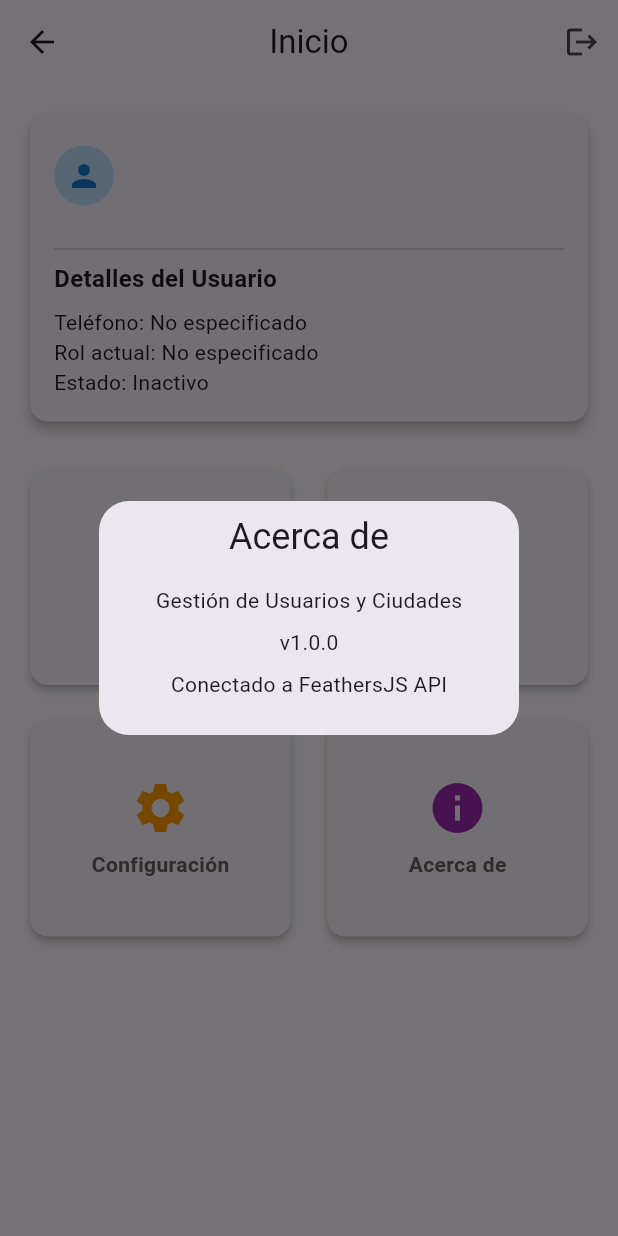
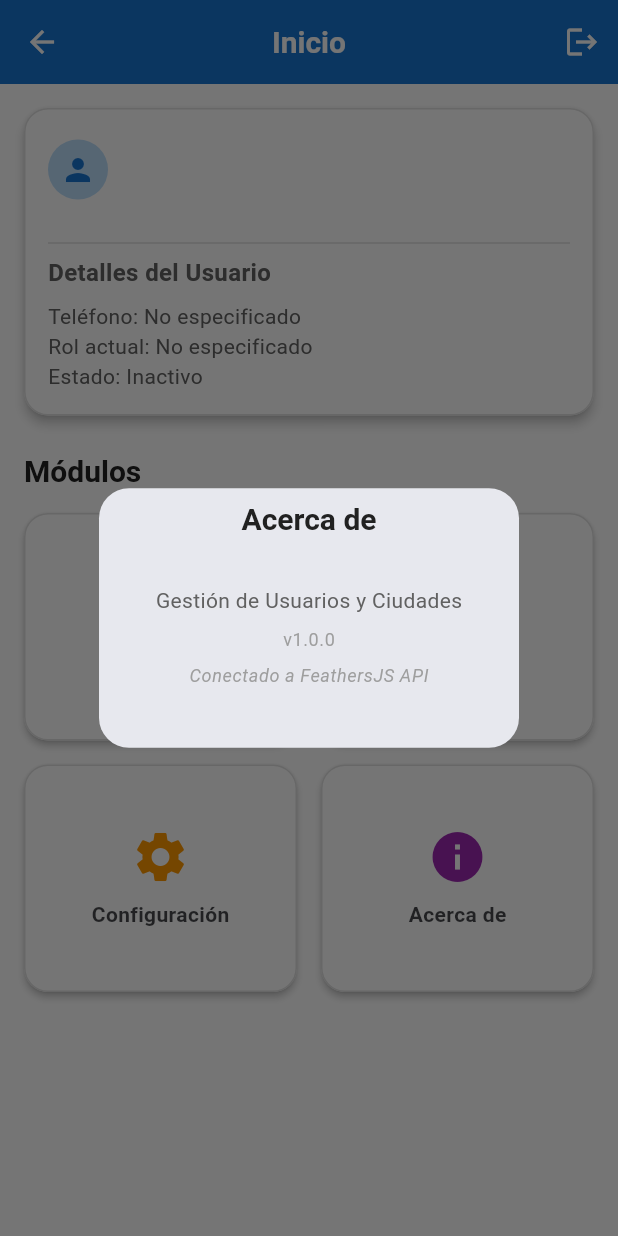
Before and after one commit to katitafranco/user_city_manager, a Flutter app: the HomeScreen screen opened by its route, after a tap on "Acerca de", on a phone screen of 412 x 824 dp. Run offline on Flutter 3.47's test engine with Material 3 defaults, Android fonts, the phone set to English and light mode, and no system bars; our stand-ins replace dio, get, shared_preferences; accounts and stored records are empty.

Commit message:
Updated theme customized

```diff
--- a/lib/app/widgets/action_button.dart
+++ b/lib/app/widgets/action_button.dart
@@ -3,34 +3,38 @@ import 'package:flutter/material.dart';
 class ActionButton extends StatelessWidget {
   final IconData icon;
   final String label;
-  final Color color;
+
+  /// Este color será opcional porque idealmente debe venir del Theme
+  final Color? color;
   final VoidCallback onTap;
 
   const ActionButton({
     super.key,
     required this.icon,
     required this.label,
-    required this.color,
+    this.color,
     required this.onTap,
   });
 
   @override
   Widget build(BuildContext context) {
+    final theme = Theme.of(context);
+
     return Card(
-      elevation: 2,
+      elevation: theme.cardTheme.elevation ?? 2,
       child: InkWell(
         onTap: onTap,
         borderRadius: BorderRadius.circular(8),
         child: Column(
           mainAxisAlignment: MainAxisAlignment.center,
           children: [
-            Icon(icon, size: 40, color: color),
+            Icon(icon, size: 40, color: color ?? theme.colorScheme.primary),
             const SizedBox(height: 8),
             Text(
               label,
-              style: TextStyle(
+              style: theme.textTheme.bodyMedium?.copyWith(
                 fontWeight: FontWeight.w600,
-                color: Colors.grey[700],
+                color: theme.colorScheme.onSurface.withValues(alpha: 0.8)
               ),
             ),
           ],
--- a/lib/modules/auth/pages/home_screen.dart
+++ b/lib/modules/auth/pages/home_screen.dart
@@ -1,5 +1,7 @@
 import 'package:flutter/material.dart';
 import 'package:get/get.dart';
+import '../../../app/theme/app_spacing.dart';
+import '../../../app/theme/app_theme.dart';
 import '../../../app/widgets/action_button.dart';
 import '../../../app/widgets/user_info_card.dart';
 import '../controllers/auth_controller.dart';
@@ -26,87 +28,103 @@ class HomeScreen extends StatelessWidget {
         ],
       ),
       body: Padding(
-        padding: const EdgeInsets.all(16.0),
+        padding: AppTheme.screenPadding,
         child: Column(
           crossAxisAlignment: CrossAxisAlignment.start,
           children: [
             UserInfoCard(userData: userData, cityData: cityData),
-            const SizedBox(height: 24),
+            const SizedBox(height: AppSpacing.lg),
 
+            // Título de la sección
+            Padding(
+              padding: const EdgeInsets.only(bottom: AppSpacing.md),
+              child: Text(
+                'Módulos',
+                style: Theme.of(context).textTheme.titleLarge,
+              ),
+            ),
             // Action Buttons
             Expanded(
               child: GridView.count(
-                crossAxisCount: 2,
-                crossAxisSpacing: 16,
-                mainAxisSpacing: 16,
-                childAspectRatio: 1.2,
+                crossAxisCount: AppTheme.gridCrossAxisCount,
+                crossAxisSpacing: AppTheme.gridSpacing,
+                mainAxisSpacing: AppTheme.gridSpacing,
+                childAspectRatio: AppTheme.gridChildAspectRatio,
                 children: [
                   ActionButton(
                     //boton de usuarios
-                    icon: Icons.people,
+                      icon: Icons.people,
                     label: 'Usuarios',
-                    color: Colors.blue,
-                    onTap: () {
-                      Get.snackbar(
-                        'Próximamente',
-                        'Gestión de usuarios',
-                        snackPosition: SnackPosition.BOTTOM,
-                      );
-                    },
+                    color: AppTheme.userManagementColor,
+                    onTap: () => _showComingSoon('Gestión de usuarios'),
                   ),
 
                   ActionButton(
                     //boton de ciudades
-                    icon: Icons.location_city,
+                  icon: Icons.location_city,
                     label: 'Ciudades',
-                    color: Colors.green,
-                    onTap: () {
-                      Get.snackbar(
-                        'Próximamente',
-                        'Gestión de ciudades',
-                        snackPosition: SnackPosition.BOTTOM,
-                      );
-                    },
+                    color: AppTheme.cityManagementColor,
+                    onTap: () => _showComingSoon('Gestión de ciudades'),
                   ),
                   ActionButton(
                     //boton de Settings
-                    icon: Icons.settings,
+                   icon: Icons.settings,
                     label: 'Configuración',
-                    color: Colors.orange,
-                    onTap: () {
-                      Get.snackbar(
-                        'Próximamente',
-                        'Configuración',
-                        snackPosition: SnackPosition.BOTTOM,
-                      );
-                    },
+                    color: AppTheme.settingsColor,
+                    onTap: () => _showComingSoon('Configuración'),
                   ),
                   ActionButton(
                     //boton de acerca de
-                    icon: Icons.info,
+                      icon: Icons.info,
                     label: 'Acerca de',
-                    color: Colors.purple,
-                    onTap: () {
-                      Get.defaultDialog(
-                        title: 'Acerca de',
-                        content: const Column(
-                          children: [
-                            Text('Gestión de Usuarios y Ciudades'),
-                            SizedBox(height: 8),
-                            Text('v1.0.0'),
-                            SizedBox(height: 8),
-                            Text('Conectado a FeathersJS API'),
-                          ],
-                        ),
-                      );
-                    },
+                    color: AppTheme.aboutColor,
+                    onTap: _showAboutDialog,
                   ),
                 ],
-              ),
+             ),
             ),
           ],
         ),
       ),
     );
   }
+
+  void _showComingSoon(String feature) {
+    Get.snackbar(
+      'Próximamente',
+      feature,
+      snackPosition: SnackPosition.BOTTOM,
+      backgroundColor: AppTheme.primaryColor, // ✅ Usando AppTheme
+      colorText: Colors.white,
+    );
+  }
+
+  void _showAboutDialog() {
+    Get.defaultDialog(
+      title: 'Acerca de',
+      titleStyle: AppTheme.textTheme(Get.context!).titleLarge, // ✅ Otra forma
+      contentPadding: AppTheme.dialogPadding, // ✅ Usando AppTheme
+      content: Column(
+        mainAxisSize: MainAxisSize.min,
+        children: [
+          Text(
+            'Gestión de Usuarios y Ciudades',
+            style: AppTheme.textTheme(Get.context!).bodyMedium,
+          ),
+          const SizedBox(height: AppSpacing.sm),
+          Text(
+            'v1.0.0',
+            style: AppTheme.textTheme(Get.context!).bodySmall,
+          ),
+          const SizedBox(height: AppSpacing.sm),
+          Text(
+            'Conectado a FeathersJS API',
+            style: AppTheme.textTheme(Get.context!).bodySmall?.copyWith(
+              fontStyle: FontStyle.italic,
+            ),
+          ),
+        ],
+      ),
+    );
+  }
 }
```
Also changed, not shown: lib/main.dart (+2 -8 lines).
